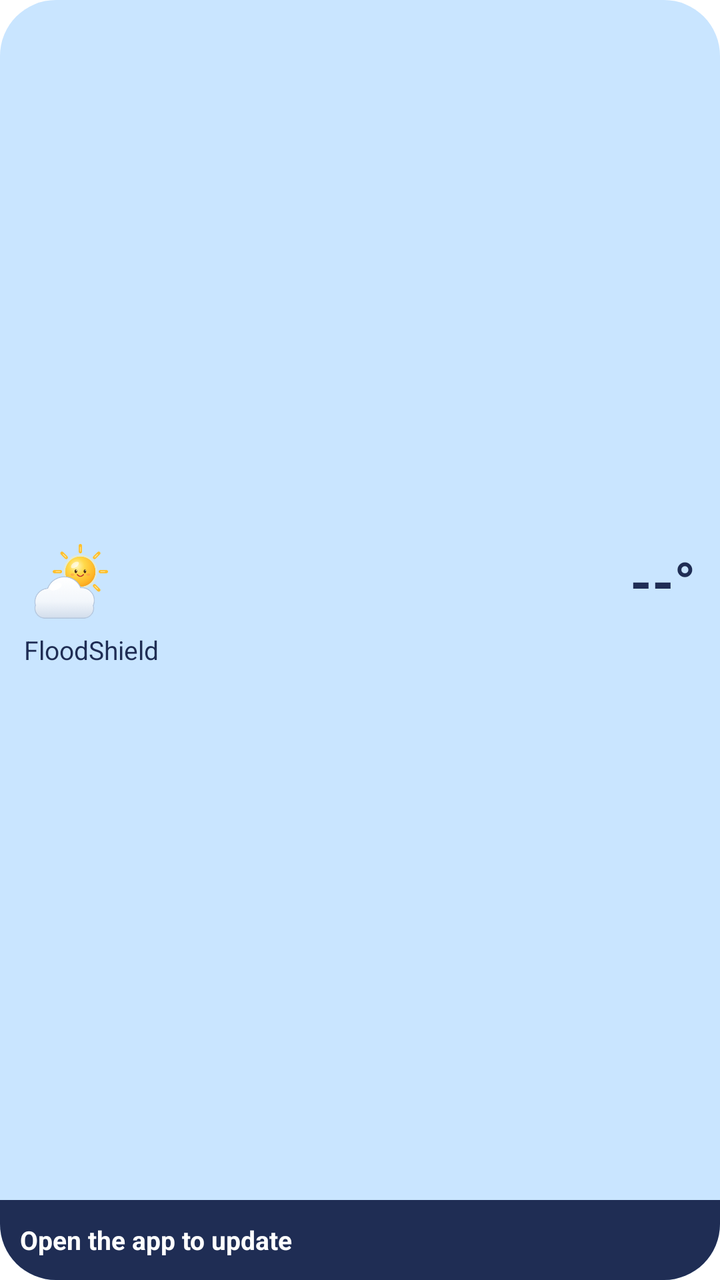
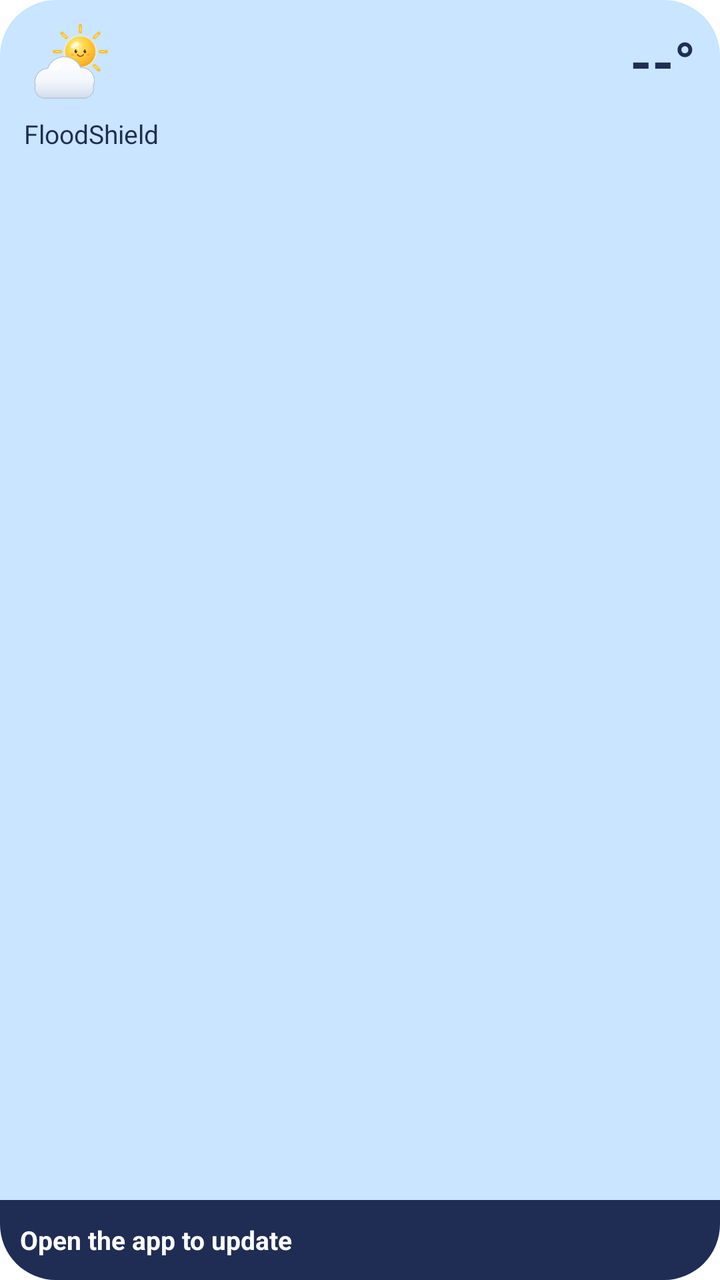

Screens rendered from an Android XML layout before and after an edit, with the pre-edit source and the edit as a unified diff.
<!-- AndroidManifest.xml: application theme AppTheme -->
<!-- res/layout/widget_small.xml -->
<?xml version="1.0" encoding="utf-8"?>
<LinearLayout xmlns:android="http://schemas.android.com/apk/res/android"
    android:id="@android:id/background"
    android:layout_width="match_parent"
    android:layout_height="match_parent"
    android:background="@drawable/widget_background"
    android:orientation="vertical">

    <LinearLayout
        android:layout_width="match_parent"
        android:layout_height="0dp"
        android:layout_weight="1"
        android:gravity="center_vertical"
        android:orientation="vertical"
        android:paddingStart="12dp"
        android:paddingTop="8dp"
        android:paddingEnd="12dp"
        android:paddingBottom="4dp">

        <LinearLayout
            android:layout_width="match_parent"
            android:layout_height="wrap_content"
            android:gravity="center_vertical"
            android:orientation="horizontal">

            <ImageView
                android:id="@+id/widget_icon"
                android:layout_width="44dp"
                android:layout_height="44dp"
                android:importantForAccessibility="no"
                android:src="@drawable/widget_weather_cloudy_day" />

            <TextView
                android:id="@+id/widget_temperature"
                android:layout_width="0dp"
                android:layout_height="wrap_content"
                android:layout_weight="1"
                android:gravity="end"
                android:includeFontPadding="false"
                android:text="--°"
                android:textColor="#1F2D54"
                android:textSize="28sp"
                android:textStyle="bold" />
        </LinearLayout>

        <TextView
            android:id="@+id/widget_place"
            android:layout_width="match_parent"
            android:layout_height="wrap_content"
            android:layout_marginTop="2dp"
            android:ellipsize="end"
            android:maxLines="2"
            android:text="@string/app_name"
            android:textColor="#1F2D54"
            android:textSize="13sp" />
    </LinearLayout>

    <LinearLayout
        android:id="@+id/widget_band"
        android:layout_width="match_parent"
        android:layout_height="wrap_content"
        android:background="@drawable/widget_band_unknown"
        android:gravity="center_vertical"
        android:minHeight="40dp"
        android:orientation="horizontal"
        android:paddingStart="10dp"
        android:paddingTop="4dp"
        android:paddingEnd="10dp"
        android:paddingBottom="4dp">

        <ImageView
            android:id="@+id/widget_band_icon"
            android:layout_width="18dp"
            android:layout_height="18dp"
            android:layout_marginEnd="6dp"
            android:importantForAccessibility="no"
            android:visibility="gone" />

        <TextView
            android:id="@+id/widget_band_text"
            android:layout_width="0dp"
            android:layout_height="wrap_content"
            android:layout_weight="1"
            android:ellipsize="end"
            android:maxLines="2"
            android:text="@string/widget_open_app"
            android:textColor="#FFFFFF"
            android:textSize="13sp"
            android:textStyle="bold" />
    </LinearLayout>
</LinearLayout>
<!-- resources referenced by this layout -->
<resources>
  <!-- drawable widget_background (drawable) -->
  <?xml version="1.0" encoding="utf-8"?>
  <shape xmlns:android="http://schemas.android.com/apk/res/android" android:shape="rectangle">
      <solid android:color="#C9E5FF" />
      <corners android:radius="@dimen/widget_radius" />
  </shape>
  <!-- drawable widget_band_unknown (drawable) -->
  <?xml version="1.0" encoding="utf-8"?>
  <shape xmlns:android="http://schemas.android.com/apk/res/android" android:shape="rectangle">
      <solid android:color="#1F2D54" />
      <corners android:bottomLeftRadius="@dimen/widget_radius" android:bottomRightRadius="@dimen/widget_radius" />
  </shape>
  <!-- drawable widget_weather_cloudy_day: png bitmap (drawable-nodpi, 29718 bytes) -->
  <string name="app_name">FloodShield</string>
  <string name="widget_open_app">Open the app to update</string>
  <style name="AppTheme" parent="Theme.AppCompat.DayNight.NoActionBar">
          
          <item name="android:editTextBackground">@drawable/rn_edit_text_material</item>
          
          <item name="android:windowBackground">@drawable/launch_background</item>
      </style>
  <dimen name="widget_radius">16dp</dimen>
  <!-- drawable rn_edit_text_material (drawable) -->
  <?xml version="1.0" encoding="utf-8"?>
  <inset xmlns:android="http://schemas.android.com/apk/res/android"
         android:insetLeft="@dimen/abc_edit_text_inset_horizontal_material"
         android:insetRight="@dimen/abc_edit_text_inset_horizontal_material"
         android:insetTop="@dimen/abc_edit_text_inset_top_material"
         android:insetBottom="@dimen/abc_edit_text_inset_bottom_material"
         >
  
      <selector>
          
          <item android:state_enabled="false" android:drawable="@drawable/abc_textfield_default_mtrl_alpha"/>
          <item android:drawable="@drawable/abc_textfield_activated_mtrl_alpha"/>
      </selector>
  
  </inset>
  <!-- drawable launch_background (drawable) -->
  <?xml version="1.0" encoding="utf-8"?>
  <layer-list xmlns:android="http://schemas.android.com/apk/res/android">
      <item android:drawable="@android:color/white" />
      <item
          android:width="288dp"
          android:height="288dp"
          android:drawable="@drawable/splash_logo"
          android:gravity="center" />
  </layer-list>
  <!-- drawable splash_logo: png bitmap (drawable-hdpi, 34061 bytes) -->
</resources>

<!-- the commit's change to res/layout/widget_small.xml (unified diff, before → after) -->
@@ -10,12 +10,11 @@
         android:layout_width="match_parent"
         android:layout_height="0dp"
         android:layout_weight="1"
-        android:gravity="center_vertical"
         android:orientation="vertical"
         android:paddingStart="12dp"
-        android:paddingTop="8dp"
+        android:paddingTop="10dp"
         android:paddingEnd="12dp"
-        android:paddingBottom="4dp">
+        android:paddingBottom="6dp">
 
         <LinearLayout
             android:layout_width="match_parent"
@@ -47,12 +46,90 @@
             android:id="@+id/widget_place"
             android:layout_width="match_parent"
             android:layout_height="wrap_content"
-            android:layout_marginTop="2dp"
+            android:layout_marginTop="4dp"
             android:ellipsize="end"
             android:maxLines="2"
             android:text="@string/app_name"
             android:textColor="#1F2D54"
             android:textSize="13sp" />
+
+        
+        <FrameLayout
+            android:layout_width="match_parent"
+            android:layout_height="0dp"
+            android:layout_weight="1" />
+
+        
+        <LinearLayout
+            android:id="@+id/widget_details"
+            android:layout_width="match_parent"
+            android:layout_height="wrap_content"
+            android:orientation="horizontal"
+            android:visibility="gone">
+
+            <LinearLayout
+                android:layout_width="0dp"
+                android:layout_height="wrap_content"
+                android:layout_weight="1"
+                android:gravity="center_horizontal"
+                android:orientation="vertical">
+
+                <TextView
+                    android:id="@+id/widget_wind_label"
+                    android:layout_width="wrap_content"
+                    android:layout_height="wrap_content"
+                    android:maxLines="1"
+                    android:text="@string/widget_wind"
+                    android:textAllCaps="true"
+                    android:textColor="#5A6E8C"
+                    android:textSize="12sp" />
+
+                <TextView
+                    android:id="@+id/widget_wind"
+                    android:layout_width="wrap_content"
+                    android:layout_height="wrap_content"
+                    android:layout_marginTop="2dp"
+                    android:maxLines="1"
+                    android:text="--"
+                    android:textColor="#1F2D54"
+                    android:textSize="16sp"
+                    android:textStyle="bold" />
+            </LinearLayout>
+
+            <LinearLayout
+                android:layout_width="0dp"
+                android:layout_height="wrap_content"
+                android:layout_weight="1"
+                android:gravity="center_horizontal"
+                android:orientation="vertical">
+
+                <TextView
+                    android:id="@+id/widget_feels_like_label"
+                    android:layout_width="wrap_content"
+                    android:layout_height="wrap_content"
+                    android:maxLines="1"
+                    android:text="@string/widget_feels_like"
+                    android:textAllCaps="true"
+                    android:textColor="#5A6E8C"
+                    android:textSize="12sp" />
+
+                <TextView
+                    android:id="@+id/widget_feels_like"
+                    android:layout_width="wrap_content"
+                    android:layout_height="wrap_content"
+                    android:layout_marginTop="2dp"
+                    android:maxLines="1"
+                    android:text="--"
+                    android:textColor="#1F2D54"
+                    android:textSize="16sp"
+                    android:textStyle="bold" />
+            </LinearLayout>
+        </LinearLayout>
+
+        <FrameLayout
+            android:layout_width="match_parent"
+            android:layout_height="0dp"
+            android:layout_weight="1" />
     </LinearLayout>
 
     <LinearLayout
<!-- resource entries referenced after the edit -->
@@ -14,7 +14,9 @@
   </shape>
   <!-- drawable widget_weather_cloudy_day: png bitmap (drawable-nodpi, 29718 bytes) -->
   <string name="app_name">FloodShield</string>
+  <string name="widget_feels_like">Feels like</string>
   <string name="widget_open_app">Open the app to update</string>
+  <string name="widget_wind">Wind</string>
   <style name="AppTheme" parent="Theme.AppCompat.DayNight.NoActionBar">
           
           <item name="android:editTextBackground">@drawable/rn_edit_text_material</item>
